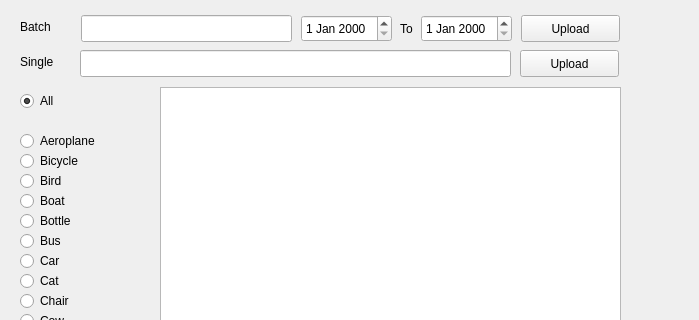
Above: GUI.ui from yashchandak/Co-Location-Graph before the change; both pictures show x 0 to 699 and y 0 to 320 of the 1326 by 726 pixel window. Below: the same form after it.
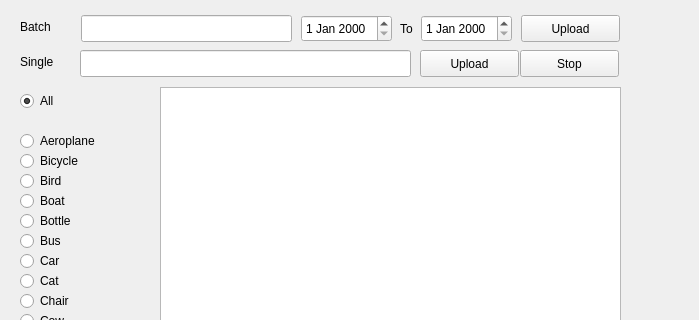
That is the form after the change.

```diff
--- a/GUI.ui
+++ b/GUI.ui
@@ -212,7 +212,7 @@
      <rect>
       <x>80</x>
       <y>50</y>
-      <width>431</width>
+      <width>331</width>
       <height>27</height>
      </rect>
     </property>
@@ -438,7 +438,7 @@
    <widget class="QPushButton" name="pushButton">
     <property name="geometry">
      <rect>
-      <x>520</x>
+      <x>420</x>
       <y>50</y>
       <width>99</width>
       <height>27</height>
@@ -604,6 +604,19 @@
      <string>To</string>
     </property>
    </widget>
+   <widget class="QPushButton" name="stop_button">
+    <property name="geometry">
+     <rect>
+      <x>520</x>
+      <y>50</y>
+      <width>99</width>
+      <height>27</height>
+     </rect>
+    </property>
+    <property name="text">
+     <string>Stop</string>
+    </property>
+   </widget>
   </widget>
   <widget class="QMenuBar" name="menubar">
    <property name="geometry">
```
